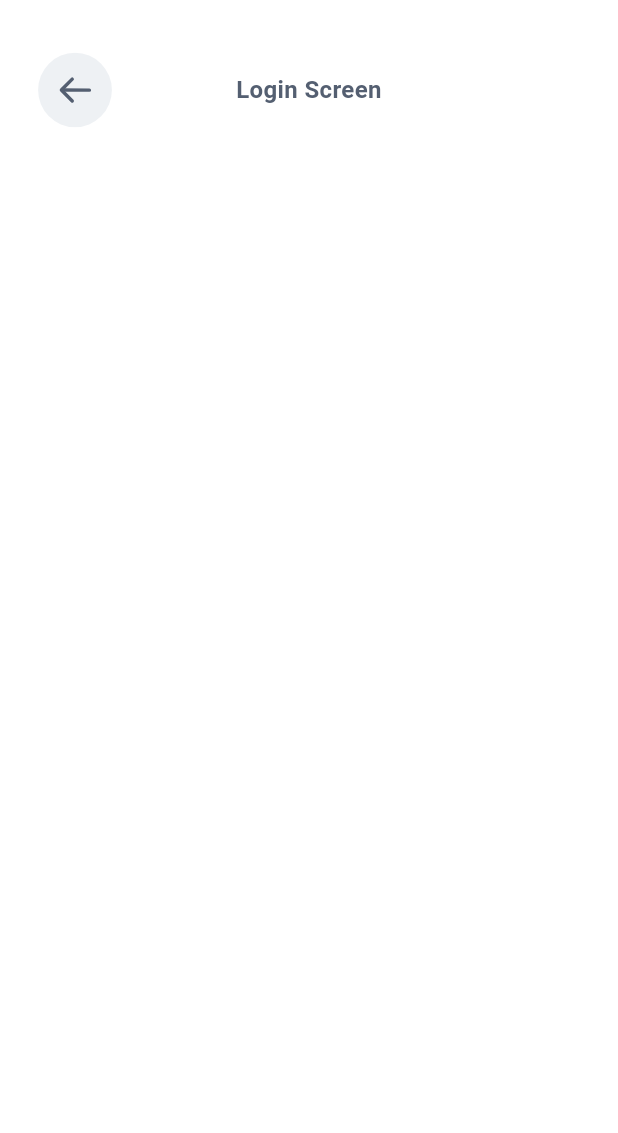
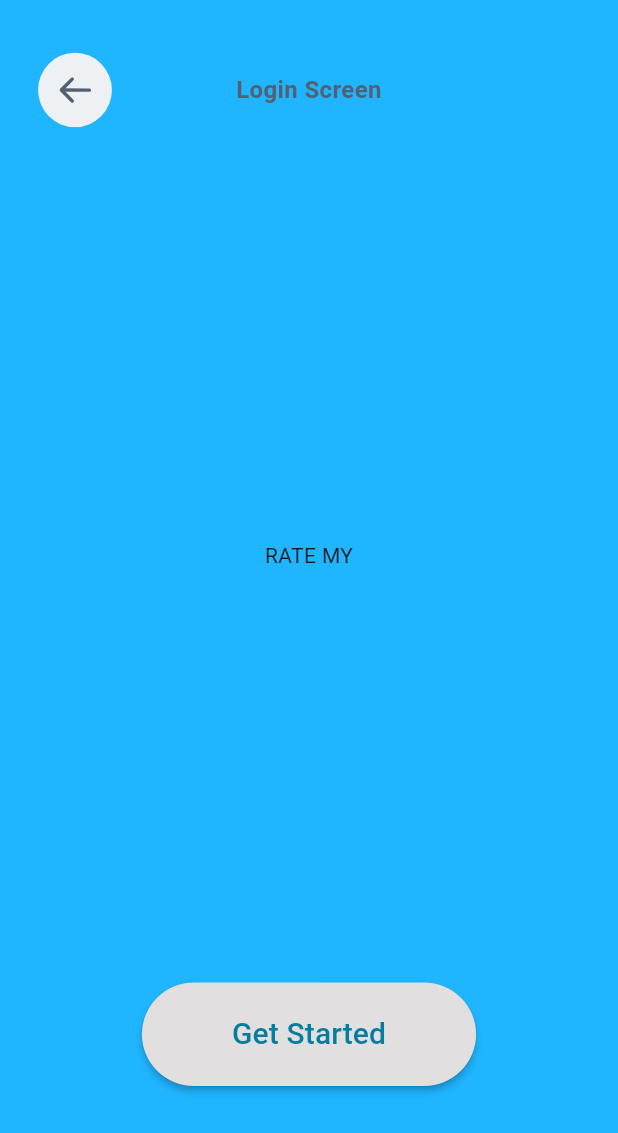
Before and after one commit to lupascugabrielcristian/ratemy, a Flutter app: the screen it shows after launch, on a phone screen of 412 x 824 dp. Shown: the top 1133 px of the screen. Run offline on Flutter 3.47's test engine with Material 3 defaults, Android fonts, the phone set to English and light mode, and no system bars; our stand-ins replace flutter_svg.

```diff
--- a/lib/main.dart
+++ b/lib/main.dart
@@ -1,6 +1,9 @@
 import 'package:flutter/material.dart';
+import 'package:ratemy/screens/ProfileScreen.dart';
+import 'package:ratemy/screens/feed_screen.dart';
 import 'package:ratemy/screens/login_screen.dart';
 import 'package:ratemy/screens/presentation/app_theme.dart';
+import 'package:ratemy/screens/user_screen.dart';
 
 import 'application/injector.dart';
 
@@ -26,6 +29,9 @@ class MyApp extends StatelessWidget {
       initialRoute: initialRoute,
       routes: {
         LoginScreen.id: (context) => LoginScreen(presentation: injector.getLoginPresentation()),
+        FeedScreen.id: (context) => FeedScreen(presentation: injector.getFeedPresentation(),),
+        UserScreen.id: (context) => UserScreen(presentation: injector.getProfilePresentation(),),
+        ProfileScreen.id: (context) => ProfileScreen(presentation: injector.getProfilePresentation(),),
       },
       theme: AppTheme.getAppTheme(),
       onGenerateRoute: (settings) {
--- a/lib/screens/login_screen.dart
+++ b/lib/screens/login_screen.dart
@@ -2,6 +2,7 @@ import 'package:flutter/material.dart';
 import 'package:ratemy/screens/presentation/login_presentation.dart';
 
 import 'components/title_row.dart';
+import 'feed_screen.dart';
 
 
 class LoginScreen extends StatefulWidget {
@@ -23,7 +24,6 @@ class _LoginScreenState extends State<LoginScreen> {
       body: Padding(
         padding: const EdgeInsets.symmetric(horizontal: 25.0),
 
-        child: SingleChildScrollView(
         child: Column(
           crossAxisAlignment: CrossAxisAlignment.start,
 
@@ -36,8 +36,39 @@ class _LoginScreenState extends State<LoginScreen> {
               },
               title: 'Login Screen',
             ),
+
+            const Expanded(
+              child: Center(
+                child: Column(
+                  mainAxisAlignment: MainAxisAlignment.center,
+                  children: [
+                    Text('RATE MY')
                   ],
                 ),
+              ),
+            ),
+
+            Row(
+              mainAxisAlignment: MainAxisAlignment.center,
+              children: [
+                MaterialButton(
+                  color: const Color.fromARGB(255, 225, 223, 223),
+                  textColor: const Color.fromARGB(255, 6, 125, 158),
+                  padding: const EdgeInsets.symmetric(vertical: 20, horizontal: 60),
+                  shape: RoundedRectangleBorder(
+                    borderRadius: BorderRadius.circular(35), // Round corners
+                  ),
+
+                  child: const Text('Get Started', style: TextStyle(fontSize: 20)),
+                  onPressed: (){
+                    Navigator.pushNamed(context, FeedScreen.id);
+                  }
+                ),
+              ],
+            ),
+
+            const SizedBox(height: 100,),
+          ],
         ),
       ),
     );
--- /dev/null
+++ b/lib/screens/presentation/feed_presentation.dart
@@ -0,0 +1,9 @@
+import 'dart:ui';
+
+import 'package:ratemy/screens/presentation/presentation.dart';
+
+class FeedPresentation extends Presentation {
+
+  @override
+  get background => const Color.fromARGB(255, 27, 27, 1);
+}
--- a/lib/screens/presentation/presentation.dart
+++ b/lib/screens/presentation/presentation.dart
@@ -2,7 +2,7 @@ import 'package:flutter/material.dart';
 
 class Presentation {
 
-  get background => Colors.white;
+  get background => const Color.fromARGB(255, 32, 181, 255);
 
   Widget get gapAboveScreenTitle {
     return const SizedBox(height: 35);
--- /dev/null
+++ b/lib/screens/presentation/profile_presentation.dart
@@ -0,0 +1,5 @@
+import 'package:ratemy/screens/presentation/presentation.dart';
+
+class ProfilePresentation extends Presentation {
+
+}
```
Also changed, not shown: lib/application/injector.dart (+10 -0 lines), lib/screens/ProfileScreen.dart (added, +44 -0 lines), lib/screens/components/bottom_bar.dart (added, +58 -0 lines), lib/screens/feed_screen.dart (added, +73 -0 lines), lib/screens/user_screen.dart (added, +44 -0 lines). Lines whose indentation alone changed are shown as unchanged.
